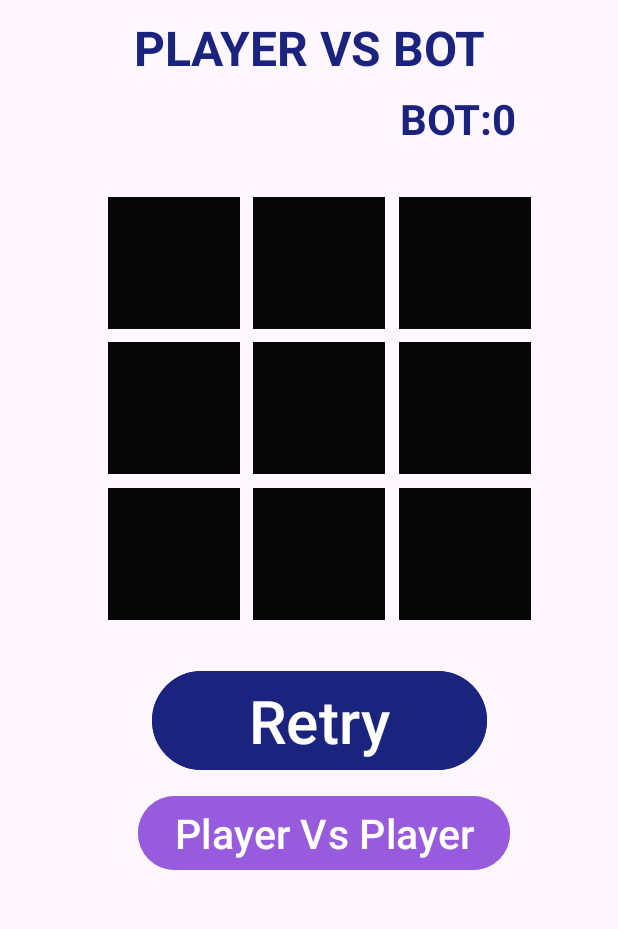
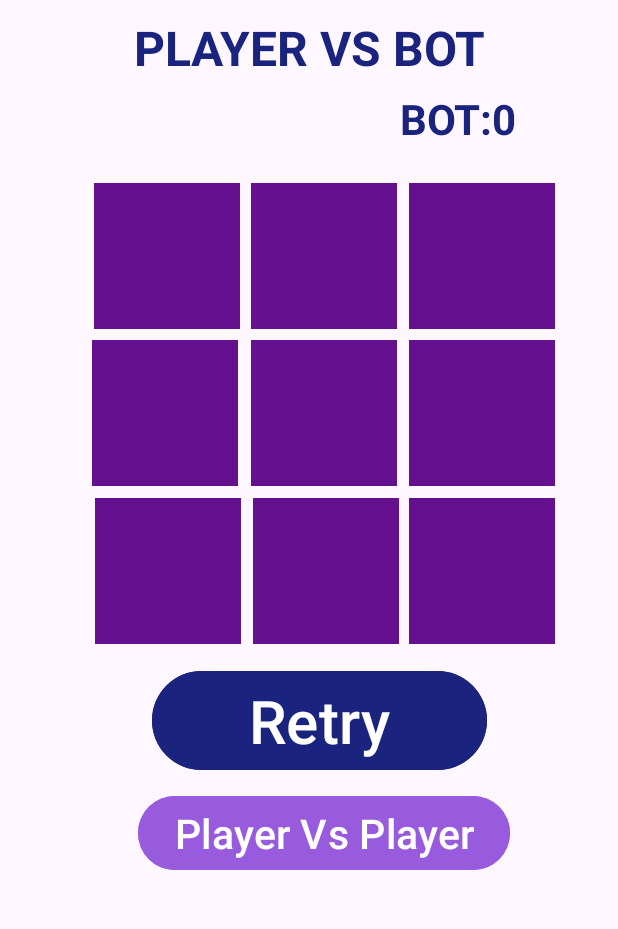
Before and after one commit to Vishal1720/TicTacToeAndroidPVP, an Android app: the botvsplayer screen opened directly, with no data from a screen before it, on a phone screen of 412 x 824 dp, the part 307-1236 px from its top. Run offline under Robolectric (Android 15) with nearby library versions, the phone set to English and light mode, and no system bars.

Commit message:
design changes in bot vs player and player vs player

```diff
--- a/app/src/main/java/com/example/second/botvsplayer.java
+++ b/app/src/main/java/com/example/second/botvsplayer.java
@@ -139,9 +139,7 @@ public class botvsplayer extends AppCompatActivity {
             if(a)a=botself(boxes.get(0),boxes.get(3),boxes.get(6),"O");
             if(a)a=botself(boxes.get(1),boxes.get(4),boxes.get(7),"O");
             if(a)a=botself(boxes.get(2),boxes.get(5),boxes.get(8),"O");
-
-
-                if(a)randomval();
+            if(a)randomval();
         }
 
 
--- a/app/src/main/res/layout/activity_botvsplayer.xml
+++ b/app/src/main/res/layout/activity_botvsplayer.xml
@@ -43,13 +43,13 @@
 
     <TextView
         android:id="@+id/text0"
-        android:layout_width="88dp"
-        android:layout_height="88dp"
+        android:layout_width="97dp"
+        android:layout_height="97dp"
         android:layout_alignParentEnd="true"
         android:layout_alignParentBottom="true"
         android:layout_marginEnd="252dp"
         android:layout_marginBottom="400dp"
-        android:background="#070707"
+        android:background="#65118f"
         android:contentDescription="textbox0"
         android:ems="10"
 
@@ -62,13 +62,13 @@
 
     <TextView
         android:id="@+id/text1"
-        android:layout_width="88dp"
-        android:layout_height="88dp"
+        android:layout_width="97dp"
+        android:layout_height="97dp"
         android:layout_alignParentEnd="true"
         android:layout_alignParentBottom="true"
-        android:layout_marginEnd="155dp"
+        android:layout_marginEnd="147dp"
         android:layout_marginBottom="400dp"
-        android:background="#070707"
+        android:background="#65118f"
         android:contentDescription="textbox1"
         android:ems="10"
 
@@ -80,13 +80,13 @@
 
     <TextView
         android:id="@+id/text2"
-        android:layout_width="88dp"
-        android:layout_height="88dp"
+        android:layout_width="97dp"
+        android:layout_height="97dp"
         android:layout_alignParentEnd="true"
         android:layout_alignParentBottom="true"
-        android:layout_marginEnd="58dp"
+        android:layout_marginEnd="42dp"
         android:layout_marginBottom="400dp"
-        android:background="#070707"
+        android:background="#65118f"
         android:ems="10"
 
         android:onClick="clicker"
@@ -97,13 +97,13 @@
 
     <TextView
         android:id="@+id/text3"
-        android:layout_width="88dp"
-        android:layout_height="88dp"
+        android:layout_width="97dp"
+        android:layout_height="97dp"
         android:layout_alignParentEnd="true"
         android:layout_alignParentBottom="true"
-        android:layout_marginEnd="252dp"
-        android:layout_marginBottom="303dp"
-        android:background="#070707"
+        android:layout_marginEnd="253dp"
+        android:layout_marginBottom="295dp"
+        android:background="#65118f"
         android:ems="10"
 
         android:onClick="clicker"
@@ -114,13 +114,13 @@
 
     <TextView
         android:id="@+id/text4"
-        android:layout_width="88dp"
-        android:layout_height="88dp"
+        android:layout_width="97dp"
+        android:layout_height="97dp"
         android:layout_alignParentEnd="true"
         android:layout_alignParentBottom="true"
-        android:layout_marginEnd="155dp"
-        android:layout_marginBottom="303dp"
-        android:background="#070707"
+        android:layout_marginEnd="147dp"
+        android:layout_marginBottom="295dp"
+        android:background="#65118f"
         android:ems="10"
         android:onClick="clicker"
         android:textAlignment="center"
@@ -130,13 +130,13 @@
 
     <TextView
         android:id="@+id/text5"
-        android:layout_width="88dp"
-        android:layout_height="88dp"
+        android:layout_width="97dp"
+        android:layout_height="97dp"
         android:layout_alignParentEnd="true"
         android:layout_alignParentBottom="true"
-        android:layout_marginEnd="58dp"
-        android:layout_marginBottom="303dp"
-        android:background="#070707"
+        android:layout_marginEnd="42dp"
+        android:layout_marginBottom="295dp"
+        android:background="#65118f"
         android:ems="10"
 
         android:onClick="clicker"
@@ -148,13 +148,13 @@
 
     <TextView
         android:id="@+id/text6"
-        android:layout_width="88dp"
-        android:layout_height="88dp"
+        android:layout_width="97dp"
+        android:layout_height="97dp"
         android:layout_alignParentEnd="true"
         android:layout_alignParentBottom="true"
-        android:layout_marginEnd="252dp"
-        android:layout_marginBottom="206dp"
-        android:background="#070707"
+        android:layout_marginEnd="251dp"
+        android:layout_marginBottom="190dp"
+        android:background="#65118f"
         android:contentDescription="textbox6"
         android:ems="10"
 
@@ -164,15 +164,16 @@
         android:textSize="70sp"
         android:textStyle="bold" />
 
+
     <TextView
         android:id="@+id/text7"
-        android:layout_width="88dp"
-        android:layout_height="88dp"
+        android:layout_width="97dp"
+        android:layout_height="97dp"
         android:layout_alignParentEnd="true"
         android:layout_alignParentBottom="true"
-        android:layout_marginEnd="155dp"
-        android:layout_marginBottom="206dp"
-        android:background="#070707"
+        android:layout_marginEnd="146dp"
+        android:layout_marginBottom="190dp"
+        android:background="#65118f"
         android:ems="10"
 
         android:onClick="clicker"
@@ -183,13 +184,13 @@
 
     <TextView
         android:id="@+id/text8"
-        android:layout_width="88dp"
-        android:layout_height="88dp"
+        android:layout_width="97dp"
+        android:layout_height="97dp"
         android:layout_alignParentEnd="true"
         android:layout_alignParentBottom="true"
-        android:layout_marginEnd="58dp"
-        android:layout_marginBottom="206dp"
-        android:background="#070707"
+        android:layout_marginEnd="42dp"
+        android:layout_marginBottom="190dp"
+        android:background="#65118f"
         android:ems="10"
 
         android:onClick="clicker"
@@ -197,7 +198,6 @@
         android:textColor="#F1EBEB"
         android:textSize="70sp"
         android:textStyle="bold" />
-
 
     <Button
         android:id="@+id/button2"
```
Also changed, not shown: app/src/main/res/layout/activity_main.xml (+45 -45 lines).
